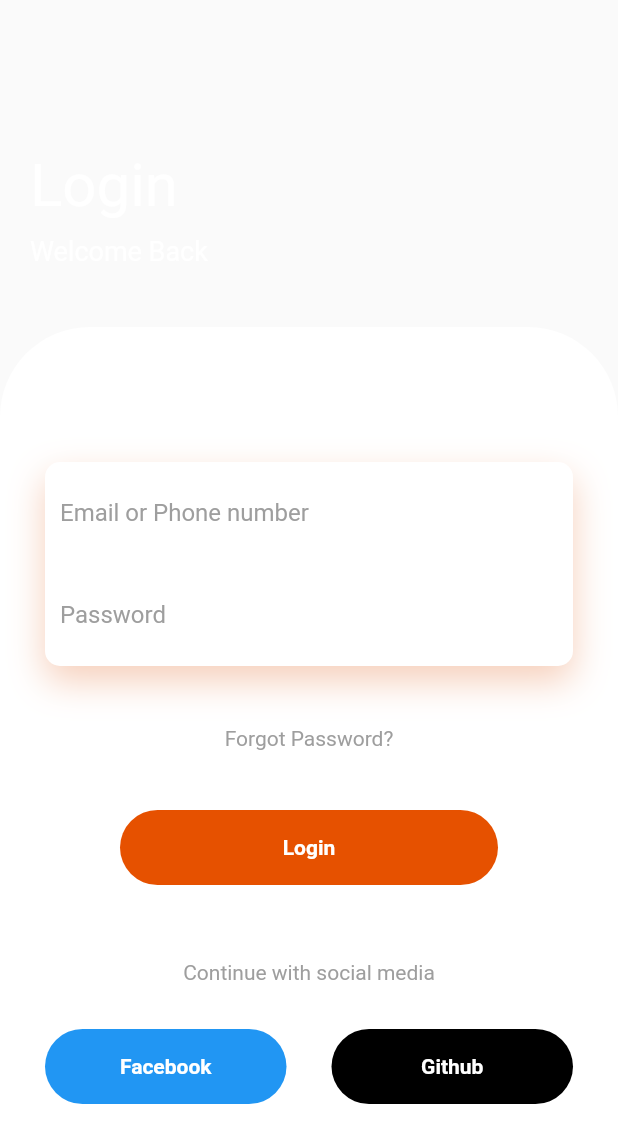
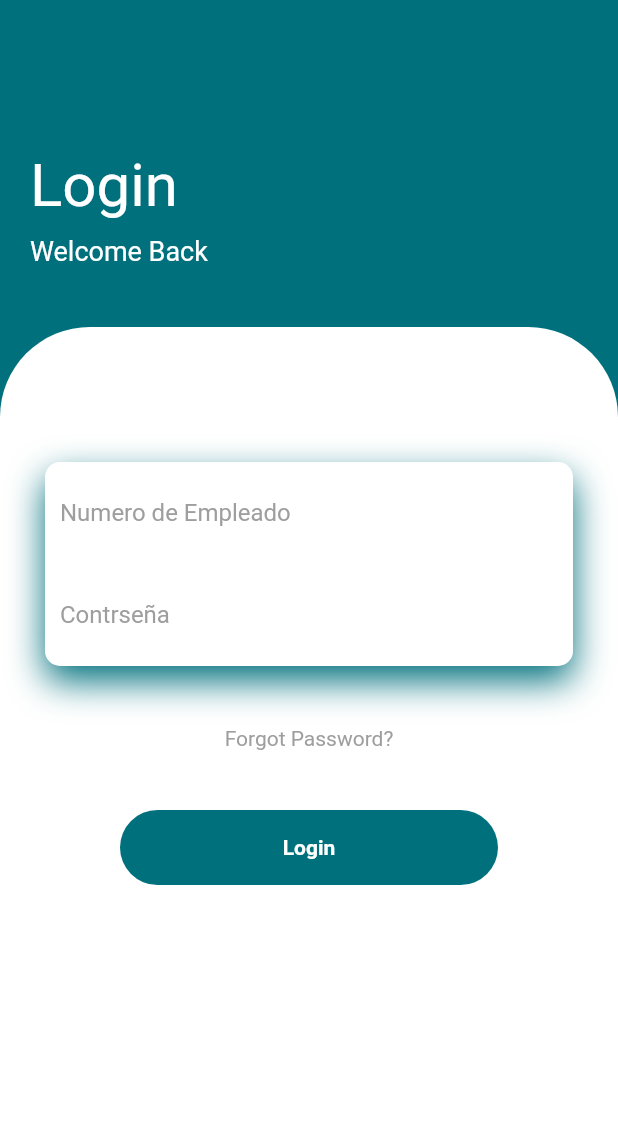
Before and after one commit to Martin98400/myapp, a Flutter app: the screen it shows after launch, on a phone screen of 412 x 824 dp. Shown: the top 1143 px of the screen. Run offline on Flutter 3.47's test engine with Material 2 defaults, Android fonts, the phone set to English and light mode, and no system bars.

Commit message:
cambio codigo

```diff
--- a/lib/src/pages/home_pages.dart
+++ b/lib/src/pages/home_pages.dart
@@ -1,6 +1,6 @@
 // import 'package:flutter/material.dart';
 import 'package:flutter/material.dart';
-import 'package:myapp/Animation/FadeAnimation.dart';
+// import 'package:myapp/Animation/FadeAnimation.dart';
 
 class HomePage extends StatefulWidget {
   const HomePage({super.key});
@@ -15,6 +15,7 @@ class _HomePageState extends State<HomePage> {
     return Scaffold(
       body: Container(
         width: double.infinity,
+        color: Color(0xFF00707D),
         child: Column(
           crossAxisAlignment: CrossAxisAlignment.start,
           children: <Widget>[
@@ -51,8 +52,7 @@ class _HomePageState extends State<HomePage> {
                 child: SingleChildScrollView(
                   child: Padding(
                     padding: EdgeInsets.all(30),
-                    child: Column(
-                      children: <Widget>[
+                    child: Column(children: <Widget>[
                       SizedBox(
                         height: 60,
                       ),
@@ -62,7 +62,7 @@ class _HomePageState extends State<HomePage> {
                             borderRadius: BorderRadius.circular(10),
                             boxShadow: [
                               BoxShadow(
-                                    color: Color.fromRGBO(225, 95, 27, .3),
+                                  color: Color(0xFF00707D),
                                   blurRadius: 20,
                                   offset: Offset(0, 10))
                             ]),
@@ -73,18 +73,17 @@ class _HomePageState extends State<HomePage> {
                               decoration: const BoxDecoration(),
                               child: const TextField(
                                 decoration: InputDecoration(
-                                      hintText: "Email or Phone number",
+                                    hintText: "Numero de Empleado",
                                     hintStyle: TextStyle(color: Colors.grey),
                                     border: InputBorder.none),
                               ),
                             ),
                             Container(
                               padding: const EdgeInsets.all(10),
-                                decoration:
-                                    const BoxDecoration(border: Border()),
+                              decoration: const BoxDecoration(border: Border()),
                               child: const TextField(
                                 decoration: InputDecoration(
-                                      hintText: "Password",
+                                    hintText: "Contrseña",
                                     hintStyle: TextStyle(color: Colors.grey),
                                     border: InputBorder.none),
                               ),
@@ -107,7 +106,7 @@ class _HomePageState extends State<HomePage> {
                         margin: EdgeInsets.symmetric(horizontal: 50),
                         decoration: BoxDecoration(
                             borderRadius: BorderRadius.circular(50),
-                              color: Colors.orange[900]),
+                            color: Color(0xFF00707D)),
                         child: const Center(
                           child: Text(
                             "Login",
@@ -117,56 +116,7 @@ class _HomePageState extends State<HomePage> {
                           ),
                         ),
                       ),
-                        const SizedBox(
-                          height: 50,
-                        ),
-                        const Text(
-                          "Continue with social media",
-                          style: TextStyle(color: Colors.grey),
-                        ),
-                        const SizedBox(
-                          height: 30,
-                        ),
-                        Row(
-                          children: <Widget>[
-                            Expanded(
-                              child: Container(
-                                height: 50,
-                                decoration: BoxDecoration(
-                                    borderRadius: BorderRadius.circular(50),
-                                    color: Colors.blue),
-                                child: Center(
-                                  child: Text(
-                                    "Facebook",
-                                    style: TextStyle(
-                                        color: Colors.white,
-                                        fontWeight: FontWeight.bold),
-                                  ),
-                                ),
-                              ),
-                            ),
-                            SizedBox(
-                              width: 30,
-                            ),
-                            Expanded(
-                                child: Container(
-                              height: 50,
-                              decoration: BoxDecoration(
-                                  borderRadius: BorderRadius.circular(50),
-                                  color: Colors.black),
-                              child: Center(
-                                child: Text(
-                                  "Github",
-                                  style: TextStyle(
-                                      color: Colors.white,
-                                      fontWeight: FontWeight.bold),
-                                ),
-                              ),
-                            )),
-                          ],
-                        )
-                      ],
-                    ),
+                    ]),
                   ),
                 ),
               ),
```
Lines whose indentation alone changed are shown as unchanged.
